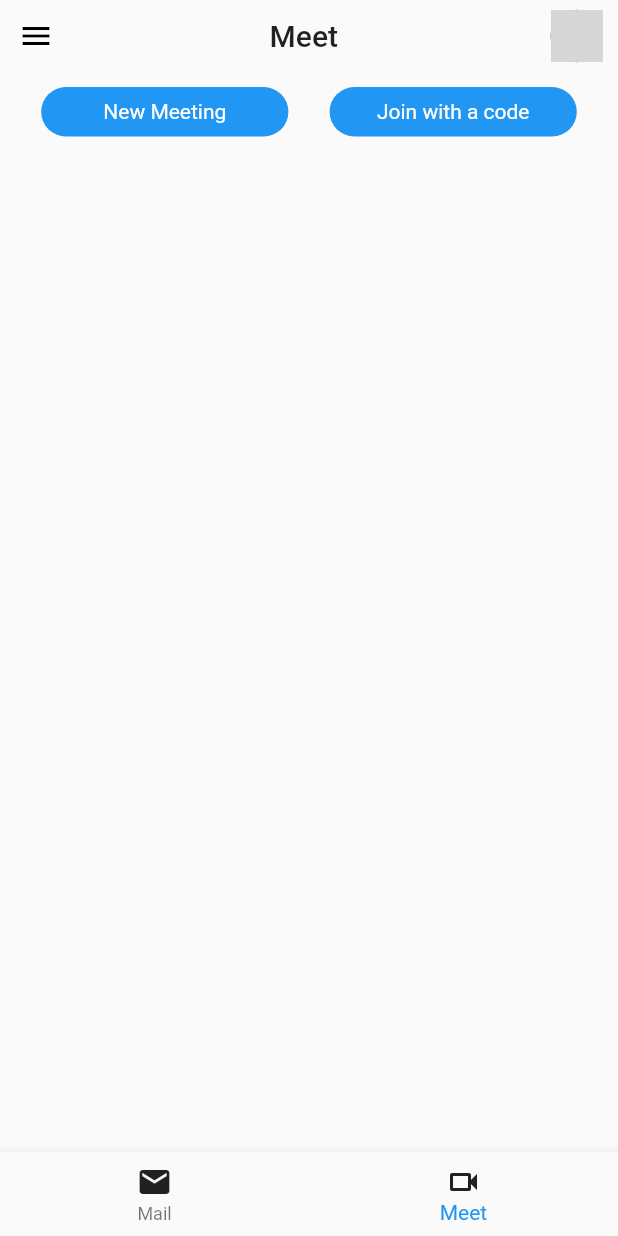
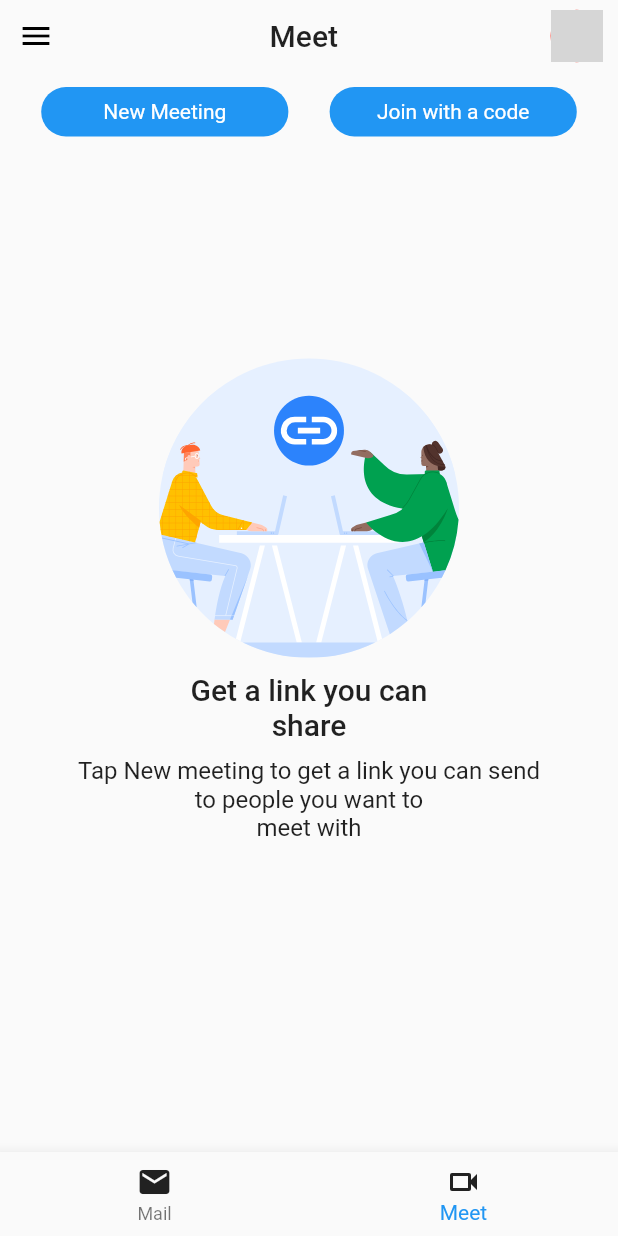
Before and after one commit to VinuBalagopalAP/Gmail-Clone, a Flutter app: the screen it shows after launch, item 2 of the bottom bar chosen, on a phone screen of 412 x 824 dp. Run offline on Flutter 3.47's test engine with Material 2 defaults, Android fonts, the phone set to English and light mode, and no system bars; our stand-ins replace flutter_svg; network calls fail; grey boxes are pictures that could not be loaded.

Commit message:
working on live view 🔥

```diff
--- a/lib/screens/home/meet/tabview_meet.dart
+++ b/lib/screens/home/meet/tabview_meet.dart
@@ -1,4 +1,5 @@
 import 'package:flutter/material.dart';
+import 'package:gmail_clone/screens/home/meet/widgets/meet_features.dart';
 import 'package:gmail_clone/screens/home/meet/widgets/meet_options.dart';
 import 'package:gmail_clone/screens/home/widgets/search%20bar/change_mail.dart';
 
@@ -67,6 +68,10 @@
               ),
             ],
           ),
+          SizedBox(
+            height: MediaQuery.of(context).size.height * 0.75,
+            child: const MeetFeatures(),
+          ),
         ],
       ),
     );
--- /dev/null
+++ b/lib/screens/home/meet/widgets/meet_features.dart
@@ -0,0 +1,68 @@
+import 'package:flutter/material.dart';
+import 'package:flutter_svg/flutter_svg.dart';
+
+class MeetFeatures extends StatefulWidget {
+  const MeetFeatures({
+    Key? key,
+  }) : super(key: key);
+
+  @override
+  State<MeetFeatures> createState() => _MeetFeaturesState();
+}
+
+class _MeetFeaturesState extends State<MeetFeatures> {
+  // final meetFeaturesImages = [
+  //   "assets/svg/s1 .svg",
+  //   "assets/svg/s2.svg",
+  //   "assets/svg/s3.svg",
+  //   "assets/svg/s4.svg",
+  // ];
+
+  @override
+  Widget build(BuildContext context) {
+    return Padding(
+      padding: const EdgeInsets.symmetric(horizontal: 50.0, vertical: 10.0),
+      child: Column(
+        mainAxisAlignment: MainAxisAlignment.center,
+        children: [
+          // CarouselSlider.builder(
+          //   itemCount: meetFeaturesImages.length,
+          //   itemBuilder: (context, index, realIndex) {
+          //     final meetFeaturesImage = meetFeaturesImages[index];
+          //     return buildImage(meetFeaturesImages, index);
+          //   },
+          //   options: CarouselOptions(),
+          // ),
+          Center(
+            child: SvgPicture.asset(
+              "assets/svg/s1.svg",
+              width: 200,
+            ),
+          ),
+          const SizedBox(
+            height: 10,
+          ),
+          const Text(
+            "Get a link you can\nshare",
+            style: TextStyle(
+              fontSize: 20,
+              fontWeight: FontWeight.w500,
+            ),
+            textAlign: TextAlign.center,
+          ),
+          const SizedBox(
+            height: 10,
+          ),
+          const Text(
+            "Tap New meeting to get a link you can send to people you want to\nmeet with",
+            style: TextStyle(
+              fontSize: 16,
+              fontWeight: FontWeight.w400,
+            ),
+            textAlign: TextAlign.center,
+          ),
+        ],
+      ),
+    );
+  }
+}
--- a/lib/screens/home/meet/widgets/meet_options.dart
+++ b/lib/screens/home/meet/widgets/meet_options.dart
@@ -4,9 +4,11 @@
   const MeetOptions({
     Key? key,
     required this.title,
+    this.colors,
   }) : super(key: key);
 
   final String title;
+  final Color? colors;
 
   @override
   Widget build(BuildContext context) {
@@ -14,8 +16,9 @@
       height: MediaQuery.of(context).size.height * 0.04,
       width: MediaQuery.of(context).size.width * 0.4,
       decoration: const BoxDecoration(
-          borderRadius: BorderRadius.all(Radius.circular(20)),
-          color: Colors.blue),
+        borderRadius: BorderRadius.all(Radius.circular(20)),
+        color: Colors.blue,
+      ),
       child: Center(
         child: Text(
           title,
--- a/pubspec.yaml
+++ b/pubspec.yaml
@@ -16,6 +16,7 @@
   flutter_lints: ^1.0.0
   intl: ^0.17.0
   flutter_svg: ^1.0.3
+  carousel_slider: ^4.1.1
 
 dev_dependencies:
   flutter_test:
```
Also changed, not shown: assets/svg/s1.svg (added), assets/svg/s2.svg (added), assets/svg/s3.svg (added), assets/svg/s4.svg (added), pubspec.lock.
